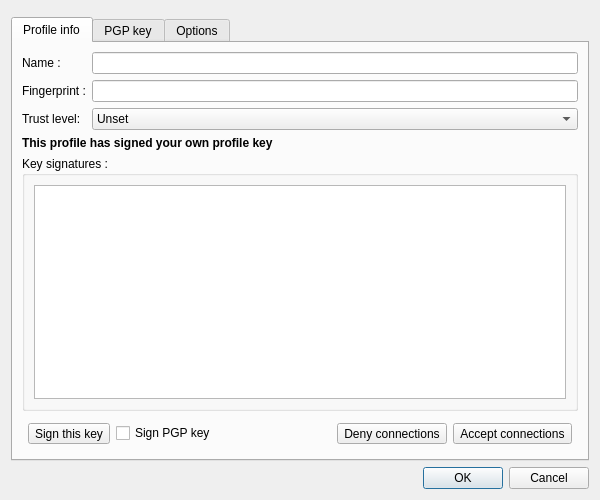
RetroShare/RetroShare, file retroshare-gui/src/gui/connect/PGPKeyDialog.ui: the form before one commit.
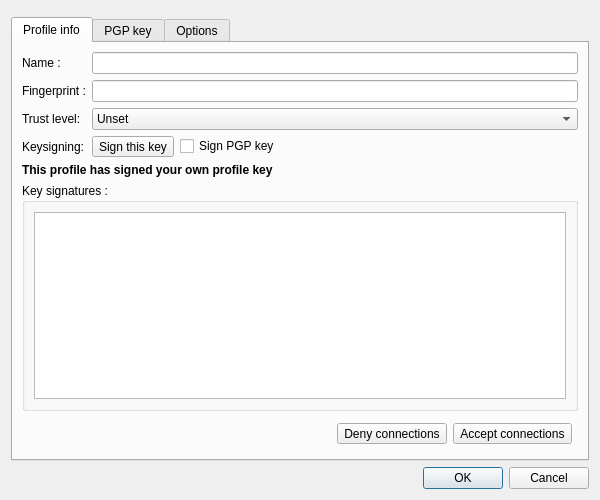
The form after the commit. Icons and pictures are not drawn. Custom widgets are drawn as their Qt base class.

The edit to the form file:
```diff
--- a/retroshare-gui/src/gui/connect/PGPKeyDialog.ui
+++ b/retroshare-gui/src/gui/connect/PGPKeyDialog.ui
@@ -13,8 +13,8 @@
   <property name="windowTitle">
    <string>Dialog</string>
   </property>
-  <layout class="QVBoxLayout" name="verticalLayout">
-   <item>
+  <layout class="QGridLayout" name="gridLayout_3">
+   <item row="0" column="0">
     <widget class="HeaderFrame" name="headerFrame">
      <property name="frameShape">
       <enum>QFrame::NoFrame</enum>
@@ -24,7 +24,7 @@
      </property>
     </widget>
    </item>
-   <item>
+   <item row="1" column="0">
     <widget class="QTabWidget" name="stabWidget">
      <property name="currentIndex">
       <number>0</number>
@@ -33,18 +33,11 @@
       <attribute name="title">
        <string>Profile info</string>
       </attribute>
-      <layout class="QVBoxLayout" name="verticalLayout_2">
-       <item>
+      <layout class="QGridLayout" name="gridLayout_2">
+       <item row="0" column="0">
         <layout class="QHBoxLayout" name="horizontalLayout_2">
          <item>
           <layout class="QGridLayout" name="gridLayout">
-           <item row="0" column="0">
-            <widget class="QLabel" name="label_name">
-             <property name="text">
-              <string>Name :</string>
-             </property>
-            </widget>
-           </item>
            <item row="0" column="1">
             <widget class="QLineEdit" name="name">
              <property name="readOnly">
@@ -52,13 +45,6 @@
              </property>
             </widget>
            </item>
-           <item row="1" column="0">
-            <widget class="QLabel" name="pgpfingerprint_label">
-             <property name="text">
-              <string>Fingerprint :</string>
-             </property>
-            </widget>
-           </item>
            <item row="1" column="1">
             <widget class="QLineEdit" name="pgpfingerprint">
              <property name="toolTip">
@@ -69,13 +55,17 @@
              </property>
             </widget>
            </item>
-           <item row="2" column="0">
-            <widget class="QLabel" name="web_of_trust_label">
+           <item row="1" column="0">
+            <widget class="QLabel" name="pgpfingerprint_label">
              <property name="text">
-              <string>Trust level:</string>
+              <string>Fingerprint :</string>
              </property>
-             <property name="wordWrap">
-              <bool>true</bool>
+            </widget>
+           </item>
+           <item row="0" column="0">
+            <widget class="QLabel" name="label_name">
+             <property name="text">
+              <string>Name :</string>
              </property>
             </widget>
            </item>
@@ -140,11 +130,65 @@
              </item>
             </widget>
            </item>
+           <item row="2" column="0">
+            <widget class="QLabel" name="web_of_trust_label">
+             <property name="text">
+              <string>Trust level:</string>
+             </property>
+             <property name="wordWrap">
+              <bool>true</bool>
+             </property>
+            </widget>
+           </item>
+           <item row="3" column="0">
+            <widget class="QLabel" name="label_5">
+             <property name="text">
+              <string>Keysigning:</string>
+             </property>
+            </widget>
+           </item>
+           <item row="3" column="1">
+            <layout class="QHBoxLayout" name="horizontalLayout_4">
+             <item>
+              <widget class="QToolButton" name="signKeyButton">
+               <property name="toolTip">
+                <string>&lt;!DOCTYPE HTML PUBLIC &quot;-//W3C//DTD HTML 4.0//EN&quot; &quot;http://www.w3.org/TR/REC-html40/strict.dtd&quot;&gt;
+&lt;html&gt;&lt;head&gt;&lt;meta name=&quot;qrichtext&quot; content=&quot;1&quot; /&gt;&lt;style type=&quot;text/css&quot;&gt;
+p, li { white-space: pre-wrap; }
+&lt;/style&gt;&lt;/head&gt;&lt;body style=&quot; font-family:'Sans'; font-size:9pt; font-weight:400; font-style:normal;&quot;&gt;
+&lt;p align=&quot;justify&quot; style=&quot; margin-top:0px; margin-bottom:0px; margin-left:0px; margin-right:0px; -qt-block-indent:0; text-indent:0px;&quot;&gt;&lt;span style=&quot; font-size:10pt;&quot;&gt;Signing a friend's key is a way to express your trust into this friend, to your other friends. It helps them to decide whether to allow connections from that key based on your own trust. Signing a key is absolutely optional and cannot be undone, so do it wisely.&lt;/span&gt;&lt;/p&gt;&lt;/body&gt;&lt;/html&gt;</string>
+               </property>
+               <property name="text">
+                <string>Sign this key</string>
+               </property>
+               <property name="iconSize">
+                <size>
+                 <width>48</width>
+                 <height>48</height>
+                </size>
+               </property>
+               <property name="toolButtonStyle">
+                <enum>Qt::ToolButtonTextUnderIcon</enum>
+               </property>
+              </widget>
+             </item>
+             <item>
+              <widget class="QCheckBox" name="signGPGKeyCheckBox">
+               <property name="toolTip">
+                <string>&lt;html&gt;&lt;head/&gt;&lt;body&gt;&lt;p&gt;&lt;span style=&quot; font-size:10pt;&quot;&gt;Signing a friend's key is a way to express your trust into this friend, to your other friends. It helps them to decide whether to allow connections from that key based on your own trust. Signing a key is absolutely optional and cannot be undone, so do it wisely.&lt;/span&gt;&lt;/p&gt;&lt;/body&gt;&lt;/html&gt;</string>
+               </property>
+               <property name="text">
+                <string>Sign PGP key</string>
+               </property>
+              </widget>
+             </item>
+            </layout>
+           </item>
           </layout>
          </item>
         </layout>
        </item>
-       <item>
+       <item row="1" column="0">
         <widget class="QLabel" name="is_signing_me">
          <property name="font">
           <font>
@@ -157,7 +201,7 @@
          </property>
         </widget>
        </item>
-       <item>
+       <item row="2" column="0">
         <widget class="QGroupBox" name="signersBox">
          <property name="title">
           <string>Key signatures :</string>
@@ -173,7 +217,7 @@
          </layout>
         </widget>
        </item>
-       <item>
+       <item row="3" column="0">
         <layout class="QHBoxLayout" name="friendAndSignLayout">
          <property name="leftMargin">
           <number>6</number>
@@ -187,43 +231,6 @@
          <property name="bottomMargin">
           <number>6</number>
          </property>
-         <item>
-          <widget class="QToolButton" name="signKeyButton">
-           <property name="toolTip">
-            <string>&lt;!DOCTYPE HTML PUBLIC &quot;-//W3C//DTD HTML 4.0//EN&quot; &quot;http://www.w3.org/TR/REC-html40/strict.dtd&quot;&gt;
-&lt;html&gt;&lt;head&gt;&lt;meta name=&quot;qrichtext&quot; content=&quot;1&quot; /&gt;&lt;style type=&quot;text/css&quot;&gt;
-p, li { white-space: pre-wrap; }
-&lt;/style&gt;&lt;/head&gt;&lt;body style=&quot; font-family:'Sans'; font-size:9pt; font-weight:400; font-style:normal;&quot;&gt;
-&lt;p align=&quot;justify&quot; style=&quot; margin-top:0px; margin-bottom:0px; margin-left:0px; margin-right:0px; -qt-block-indent:0; text-indent:0px;&quot;&gt;&lt;span style=&quot; font-size:10pt;&quot;&gt;Signing a friend's key is a way to express your trust into this friend, to your other friends. It helps them to decide whether to allow connections from that key based on your own trust. Signing a key is absolutely optional and cannot be undone, so do it wisely.&lt;/span&gt;&lt;/p&gt;&lt;/body&gt;&lt;/html&gt;</string>
-           </property>
-           <property name="text">
-            <string>Sign this key</string>
-           </property>
-           <property name="icon">
-            <iconset resource="../images.qrc">
-             <normaloff>:/images/view-certificate-sign-48.png</normaloff>:/images/view-certificate-sign-48.png</iconset>
-           </property>
-           <property name="iconSize">
-            <size>
-             <width>48</width>
-             <height>48</height>
-            </size>
-           </property>
-           <property name="toolButtonStyle">
-            <enum>Qt::ToolButtonTextUnderIcon</enum>
-           </property>
-          </widget>
-         </item>
-         <item>
-          <widget class="QCheckBox" name="signGPGKeyCheckBox">
-           <property name="toolTip">
-            <string>&lt;html&gt;&lt;head/&gt;&lt;body&gt;&lt;p&gt;&lt;span style=&quot; font-size:10pt;&quot;&gt;Signing a friend's key is a way to express your trust into this friend, to your other friends. It helps them to decide whether to allow connections from that key based on your own trust. Signing a key is absolutely optional and cannot be undone, so do it wisely.&lt;/span&gt;&lt;/p&gt;&lt;/body&gt;&lt;/html&gt;</string>
-           </property>
-           <property name="text">
-            <string>Sign PGP key</string>
-           </property>
-          </widget>
-         </item>
          <item>
           <spacer name="horizontalSpacer">
            <property name="orientation">
@@ -451,7 +458,7 @@
      </widget>
     </widget>
    </item>
-   <item>
+   <item row="2" column="0">
     <widget class="QDialogButtonBox" name="buttonBox">
      <property name="orientation">
       <enum>Qt::Horizontal</enum>
@@ -462,9 +469,6 @@
     </widget>
    </item>
   </layout>
-  <zorder>stabWidget</zorder>
-  <zorder>headerFrame</zorder>
-  <zorder>buttonBox</zorder>
  </widget>
  <customwidgets>
   <customwidget>
```
